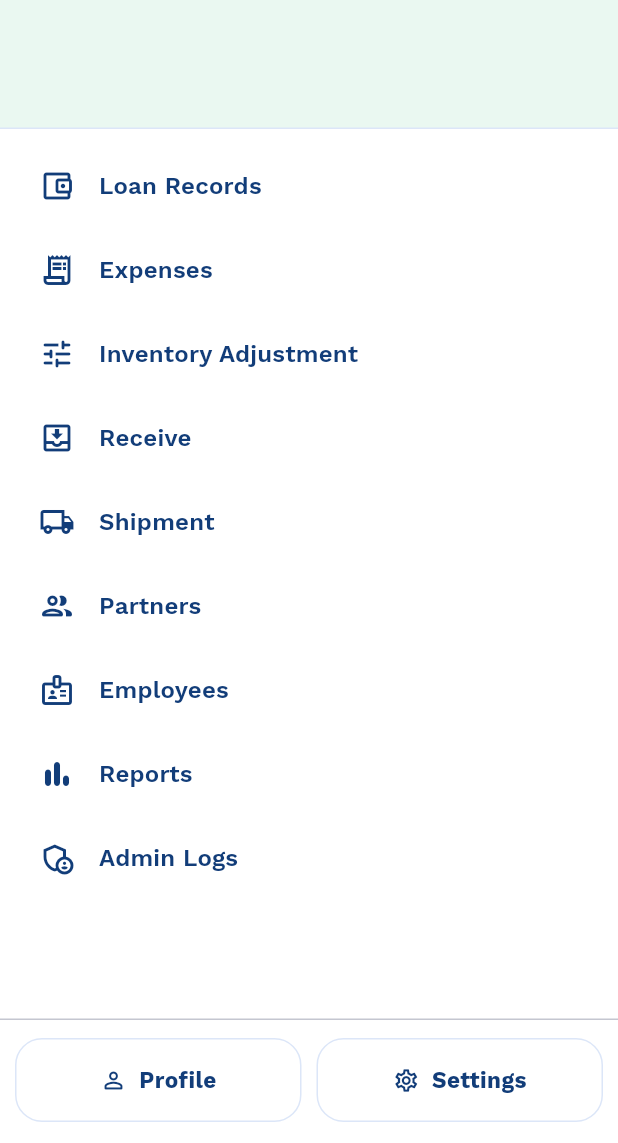
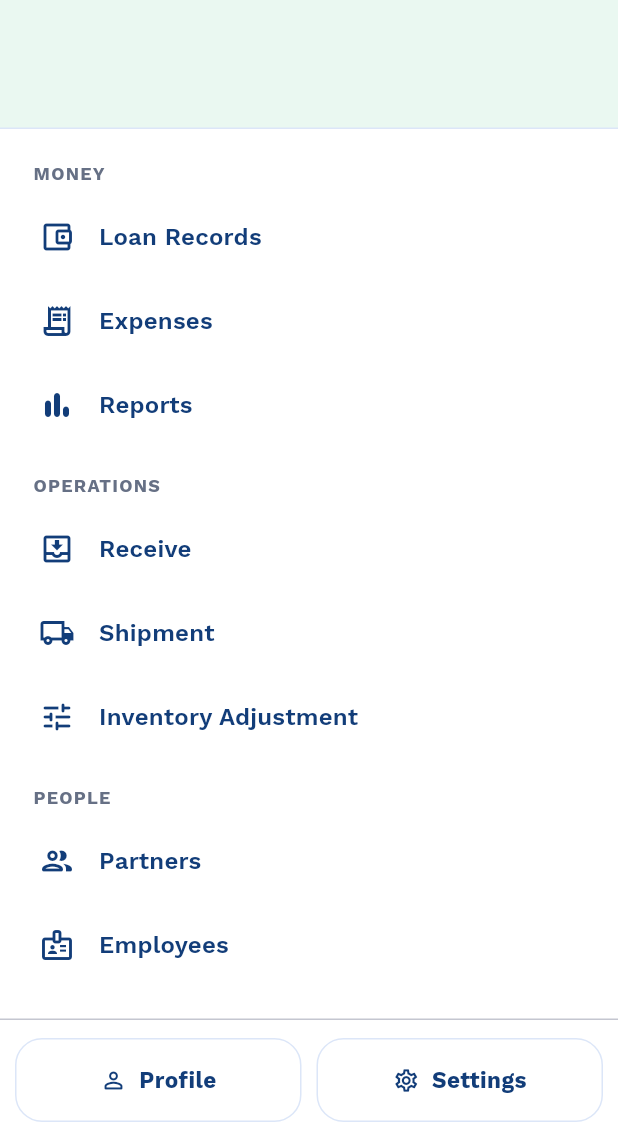
Before and after one commit to black12-ag/Tracker, a Flutter app: the TrackerDrawer widget shown alone on an empty page, opened directly with empty values, on a phone screen of 412 x 824 dp, the part 93-1236 px from its top. Run offline on Flutter 3.47's test engine with Material 3 defaults, Android fonts, the phone set to English and light mode, and no system bars; our stand-ins replace connectivity_plus, flutter_local_notifications, flutter_riverpod, flutter_secure_storage, google_fonts, image_picker and 2 more; accounts and stored records are empty; network calls fail.

Commit message:
feat(ux): group drawer into labelled sections + surface profit margin
- Drawer items grouped into Money / Operations / People / System with
  section headers; empty sections auto-hide for staff (role-aware).
  Cuts the flat 11-item wall into scannable groups for non-technical owners.
- Dashboard financial strip now shows '<N>% margin' under Profit, surfacing
  a metric the backend already computed but the UI never displayed.

Co-Authored-By: Claude Opus 4.8 (1M context) <noreply@anthropic.com>

```diff
--- a/app/lib/app/shell/tracker_drawer.dart
+++ b/app/lib/app/shell/tracker_drawer.dart
@@ -110,59 +110,8 @@ class TrackerDrawer extends StatelessWidget {
             ),
             Expanded(
               child: ListView(
-                padding: const EdgeInsets.fromLTRB(10, 10, 10, 12),
-                children: [
-                  if (profile.isOwner) ...[
-                    _DrawerTile(
-                      icon: Icons.account_balance_wallet_outlined,
-                      label: 'Loan Records',
-                      onTap: onOpenLoanRecords,
-                    ),
-                    _DrawerTile(
-                      icon: Icons.receipt_long_outlined,
-                      label: 'Expenses',
-                      onTap: onOpenExpenses,
-                    ),
-                    _DrawerTile(
-                      icon: Icons.tune_rounded,
-                      label: 'Inventory Adjustment',
-                      onTap: onOpenInventoryAdjustment,
-                    ),
-                  ],
-                  _DrawerTile(
-                    icon: Icons.move_to_inbox_outlined,
-                    label: 'Receive',
-                    onTap: onOpenReceive,
-                  ),
-                  _DrawerTile(
-                    icon: Icons.local_shipping_outlined,
-                    label: 'Shipment',
-                    onTap: onOpenShipment,
-                  ),
-                  _DrawerTile(
-                    icon: Icons.people_outline_rounded,
-                    label: 'Partners',
-                    onTap: onOpenPartners,
-                  ),
-                  if (profile.isOwner)
-                    _DrawerTile(
-                      icon: Icons.badge_outlined,
-                      label: 'Employees',
-                      onTap: onOpenEmployees,
-                    ),
-                  if (profile.isOwner)
-                    _DrawerTile(
-                      icon: Icons.bar_chart_rounded,
-                      label: 'Reports',
-                      onTap: onOpenReports,
-                    ),
-                  if (profile.isOwner)
-                    _DrawerTile(
-                      icon: Icons.admin_panel_settings_outlined,
-                      label: 'Admin Logs',
-                      onTap: onOpenAdminLogs,
-                    ),
-                ],
+                padding: const EdgeInsets.fromLTRB(10, 12, 10, 12),
+                children: _buildMenuItems(context),
               ),
             ),
             const Divider(height: 1),
@@ -190,6 +139,87 @@ class TrackerDrawer extends StatelessWidget {
             ),
           ],
         ),
+      ),
+    );
+  }
+
+  List<Widget> _buildMenuItems(BuildContext context) {
+    final isOwner = profile.isOwner;
+    final sections = <_DrawerSection>[
+      _DrawerSection('Money', [
+        if (isOwner)
+          _DrawerItem(Icons.account_balance_wallet_outlined, 'Loan Records',
+              onOpenLoanRecords),
+        if (isOwner)
+          _DrawerItem(Icons.receipt_long_outlined, 'Expenses', onOpenExpenses),
+        if (isOwner)
+          _DrawerItem(Icons.bar_chart_rounded, 'Reports', onOpenReports),
+      ]),
+      _DrawerSection('Operations', [
+        _DrawerItem(Icons.move_to_inbox_outlined, 'Receive', onOpenReceive),
+        _DrawerItem(Icons.local_shipping_outlined, 'Shipment', onOpenShipment),
+        if (isOwner)
+          _DrawerItem(Icons.tune_rounded, 'Inventory Adjustment',
+              onOpenInventoryAdjustment),
+      ]),
+      _DrawerSection('People', [
+        _DrawerItem(Icons.people_outline_rounded, 'Partners', onOpenPartners),
+        if (isOwner)
+          _DrawerItem(Icons.badge_outlined, 'Employees', onOpenEmployees),
+      ]),
+      _DrawerSection('System', [
+        if (isOwner)
+          _DrawerItem(Icons.admin_panel_settings_outlined, 'Admin Logs',
+              onOpenAdminLogs),
+      ]),
+    ];
+
+    final children = <Widget>[];
+    for (final section in sections) {
+      if (section.items.isEmpty) {
+        continue;
+      }
+      children.add(_DrawerSectionHeader(label: section.title));
+      for (final item in section.items) {
+        children.add(
+          _DrawerTile(icon: item.icon, label: item.label, onTap: item.onTap),
+        );
+      }
+      children.add(const SizedBox(height: 8));
+    }
+    return children;
+  }
+}
+
+class _DrawerSection {
+  const _DrawerSection(this.title, this.items);
+  final String title;
+  final List<_DrawerItem> items;
+}
+
+class _DrawerItem {
+  const _DrawerItem(this.icon, this.label, this.onTap);
+  final IconData icon;
+  final String label;
+  final VoidCallback onTap;
+}
+
+class _DrawerSectionHeader extends StatelessWidget {
+  const _DrawerSectionHeader({required this.label});
+
+  final String label;
+
+  @override
+  Widget build(BuildContext context) {
+    return Padding(
+      padding: const EdgeInsets.fromLTRB(12, 10, 12, 6),
+      child: Text(
+        label.toUpperCase(),
+        style: Theme.of(context).textTheme.labelMedium?.copyWith(
+              color: AppColors.warmGray,
+              fontWeight: FontWeight.w700,
+              letterSpacing: 0.8,
+            ),
       ),
     );
   }
--- a/app/lib/features/dashboard/widgets/sections/dashboard_metrics_section.dart
+++ b/app/lib/features/dashboard/widgets/sections/dashboard_metrics_section.dart
@@ -128,6 +128,17 @@ class DashboardMetricsSection extends StatelessWidget {
                           height: 1.1,
                         ),
                       ),
+                      const SizedBox(height: 2),
+                      Text(
+                        '${bundle.profitMargin.toStringAsFixed(0)}% margin',
+                        style: Theme.of(context)
+                            .textTheme
+                            .labelMedium
+                            ?.copyWith(
+                              color: AppColors.warmGray,
+                              fontWeight: FontWeight.w600,
+                            ),
+                      ),
                     ],
                   ),
                 ),
```
